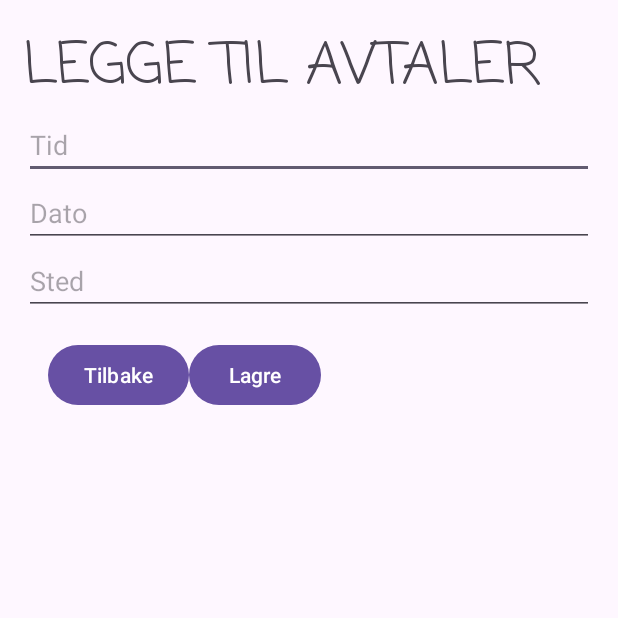
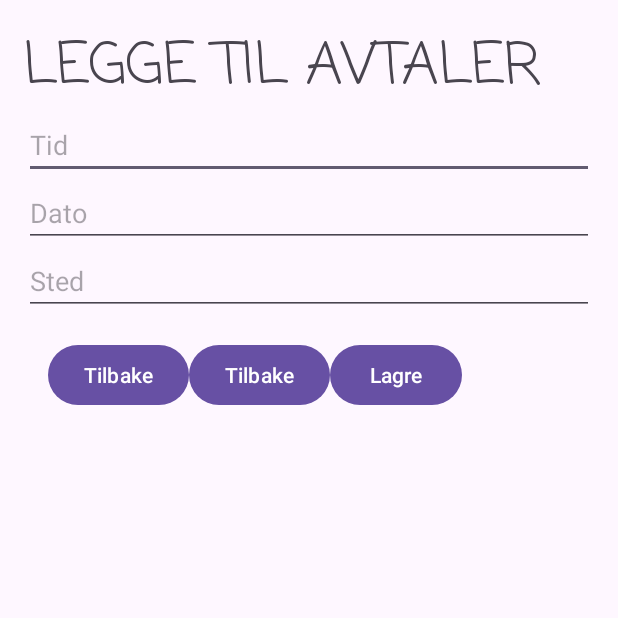
Before and after one commit to s336154/s336154_mappe2_mobile, an Android app: the MeetingActivity screen opened directly, with no data from a screen before it, on a phone screen of 412 x 824 dp, the top half of it. Run offline under Robolectric (Android 15) with nearby library versions, the phone set to English and light mode, and no system bars; 1 statement that could not run was skipped.

```diff
--- a/app/src/main/java/com/example/s336154_mappe2/MeetingActivity.java
+++ b/app/src/main/java/com/example/s336154_mappe2/MeetingActivity.java
@@ -17,10 +17,7 @@
 import java.util.List;
 public class MeetingActivity extends AppCompatActivity {
     private MeetingAdapter meetingAdapter;
-    private ContactAdapter contactAdapter;
     private EditText editMeetingTime, editMeetingDate, editMeetingPlace;
-    private SQLiteDatabase database;
-    private DatabaseHelper dbHelper;
 
     private ArrayAdapter<Meeting> meetingArrayAdapter;
     private List<Meeting> meetingsList;
@@ -41,13 +38,14 @@
         // Implement onClick listeners for save and delete buttons
         Button saveMeetingButton = findViewById(R.id.saveMeetingButton);
         Button deleteMeetingButton = findViewById(R.id.deleteMeetingButton);
+        Button meetingToContactsButton = findViewById(R.id.meetingToContacts);
 
 
        long contactID = getIntent().getExtras().getLong("contactId", 0);
        Log.d("contactID","contactID is " +String.valueOf(contactID));
 
+
         meetingsList = (List<Meeting>) meetingAdapter.getMeetingsList();
-
         meetingArrayAdapter = new ArrayAdapter<>(this,
                 android.R.layout.simple_list_item_1, meetingsList);
 
@@ -63,10 +61,11 @@
                     // Create a new Contact object and save it to the database
 
                     Meeting meeting = new Meeting(time, date, place, contactID);
-                    meetingAdapter.insertMeeting(meeting);
+               //     meetingAdapter.insertMeeting(meeting);
 
                     long contactId = meetingAdapter.insertMeeting(meeting);
                     meetingArrayAdapter.add(meeting);
+
                     // Handle item click here
                     Toast.makeText(MeetingActivity.this,  "Avtalen er lagret.",
                             Toast.LENGTH_LONG).show();
@@ -79,6 +78,15 @@
 
             }
         });
+
+        Intent toContactsIntent = new Intent(this, ContactActivity.class);
+        meetingToContactsButton.setOnClickListener(new View.OnClickListener() {
+            @Override
+            public void onClick(View v) {
+                startActivity(toContactsIntent);
+            }
+        });
+
 
         deleteMeetingButton.setOnClickListener(new View.OnClickListener() {
             @Override
@@ -93,12 +101,10 @@
     @Override
     protected void onResume() {
         super.onResume();
-        contactAdapter.open();
         meetingAdapter.open();}
     @Override
     protected void onPause() {
         super.onPause();
-        contactAdapter.close();
         meetingAdapter.close();
     }
 
@@ -106,7 +112,6 @@
     @Override
     protected void onDestroy() {
         super.onDestroy();
-        contactAdapter.close();
         meetingAdapter.close();
     }
 }
--- a/app/src/main/res/layout/meeting_layout.xml
+++ b/app/src/main/res/layout/meeting_layout.xml
@@ -38,17 +38,27 @@
             android:id="@+id/gridLayout"
             android:layout_width="match_parent"
             android:layout_height="wrap_content"
-            android:columnCount="2"
+            android:columnCount="3"
             android:padding="16dp"
             android:orientation="horizontal"
             android:rowCount="1">
+
+
+          <Button
+              android:id="@+id/meetingToContacts"
+              android:layout_width="wrap_content"
+              android:layout_height="wrap_content"
+              android:text="Tilbake"
+              android:layout_column="0"
+              android:layout_row="0" />
+
 
         <Button
             android:id="@+id/deleteMeetingButton"
             android:layout_width="wrap_content"
             android:layout_height="wrap_content"
             android:text="Tilbake"
-            android:layout_column="0"
+            android:layout_column="1"
             android:layout_row="0" />
 
         <Button
@@ -56,7 +66,7 @@
             android:layout_width="wrap_content"
             android:layout_height="wrap_content"
             android:text="Lagre"
-            android:layout_column="1"
+            android:layout_column="2"
             android:layout_row="0" />
 
 
```
